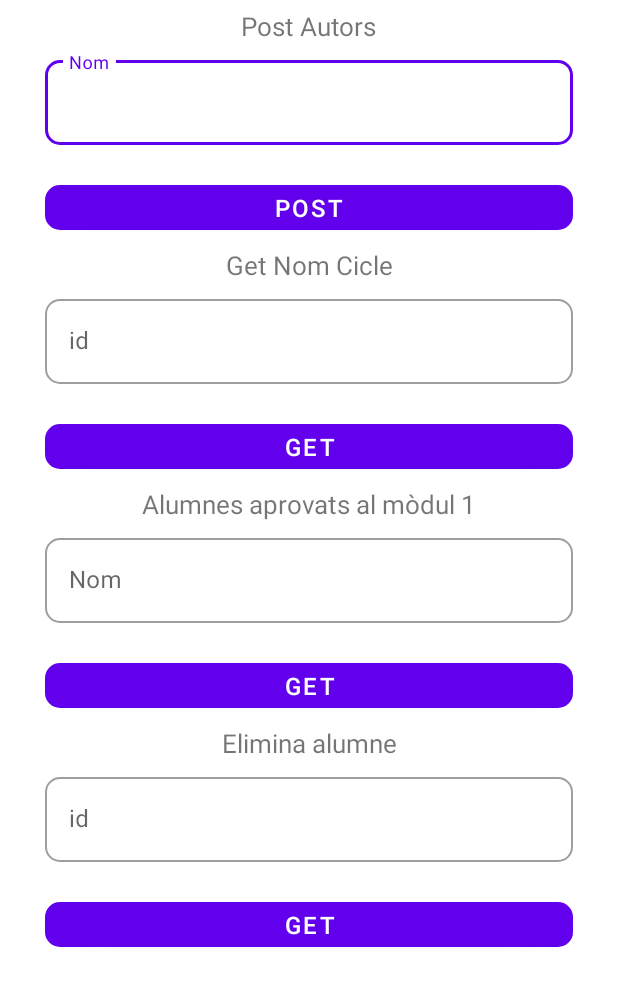
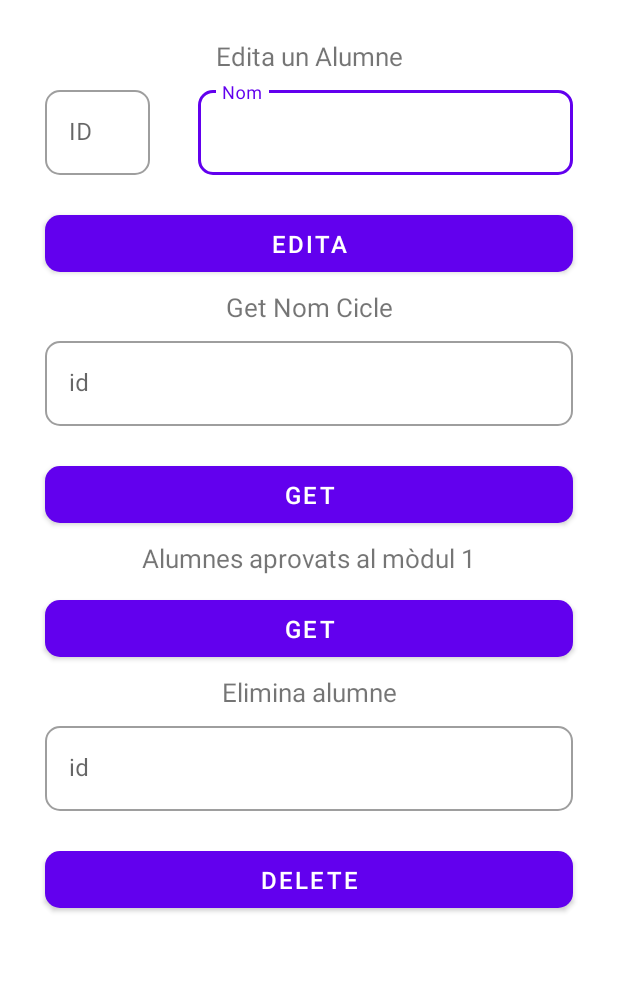
Before and after one commit to mcfl-uri/ExamenApi, an Android app: the layout fragment_actions.xml on its own in the app's theme, with its tools: preview values and no code run, on a phone screen of 412 x 824 dp. Shown: the top 986 px of the screen. Run offline under Robolectric (Android 15) with nearby library versions, the phone set to English and light mode, and no system bars.

Commit message:
editar i eliminar (commit anterior) alumne

```diff
--- a/app/src/main/res/layout/fragment_actions.xml
+++ b/app/src/main/res/layout/fragment_actions.xml
@@ -9,22 +9,21 @@
         tools:context=".ui.ActionsFragment">
 
         <TextView
-            android:id="@+id/postAutors"
+            android:id="@+id/editaAlumne"
             android:layout_width="wrap_content"
             android:layout_height="wrap_content"
-            android:layout_marginTop="5dp"
-            android:text="Post Autors"
+            android:layout_marginTop="25dp"
+            android:text="Edita un Alumne"
             android:textSize="17sp"
             app:layout_constraintEnd_toEndOf="parent"
             app:layout_constraintStart_toStartOf="parent"
             app:layout_constraintTop_toTopOf="parent" />
 
         <com.google.android.material.textfield.TextInputLayout
-            android:id="@+id/postInputGroup"
+            android:id="@+id/editaInputGroup"
             style="@style/Widget.MaterialComponents.TextInputLayout.OutlinedBox"
-            android:layout_width="match_parent"
+            android:layout_width="250dp"
             android:layout_height="wrap_content"
-            android:layout_marginStart="30dp"
             android:layout_marginTop="5dp"
             android:layout_marginEnd="30dp"
             app:boxCornerRadiusBottomEnd="10dp"
@@ -32,10 +31,11 @@
             app:boxCornerRadiusTopEnd="10dp"
             app:boxCornerRadiusTopStart="10dp"
             app:errorEnabled="true"
-            app:layout_constraintTop_toBottomOf="@+id/postAutors">
+            app:layout_constraintTop_toBottomOf="@+id/editaAlumne"
+            app:layout_constraintEnd_toEndOf="parent">
 
             <com.google.android.material.textfield.TextInputEditText
-                android:id="@+id/postInput"
+                android:id="@+id/editaInput"
                 android:layout_width="match_parent"
                 android:layout_height="wrap_content"
                 android:hint="Nom"
@@ -44,19 +44,44 @@
 
         </com.google.android.material.textfield.TextInputLayout>
 
+        <com.google.android.material.textfield.TextInputLayout
+            android:id="@+id/editaInputGroupId"
+            style="@style/Widget.MaterialComponents.TextInputLayout.OutlinedBox"
+            android:layout_width="70dp"
+            android:layout_height="wrap_content"
+            android:layout_marginStart="30dp"
+            android:layout_marginTop="5dp"
+            app:boxCornerRadiusBottomEnd="10dp"
+            app:boxCornerRadiusBottomStart="10dp"
+            app:boxCornerRadiusTopEnd="10dp"
+            app:boxCornerRadiusTopStart="10dp"
+            app:errorEnabled="true"
+            app:layout_constraintTop_toBottomOf="@+id/editaAlumne"
+            app:layout_constraintStart_toStartOf="parent">
+
+            <com.google.android.material.textfield.TextInputEditText
+                android:id="@+id/editaInputId"
+                android:layout_width="match_parent"
+                android:layout_height="wrap_content"
+                android:hint="ID"
+                android:imeOptions="actionDone"
+                android:inputType="text" />
+
+        </com.google.android.material.textfield.TextInputLayout>
+
         <com.google.android.material.button.MaterialButton
-            android:id="@+id/postButton"
+            android:id="@+id/editaButton"
             android:layout_width="match_parent"
             android:layout_height="wrap_content"
             android:layout_marginStart="30dp"
             android:layout_marginEnd="30dp"
-            android:minHeight="30dp"
-            android:text="POST"
+            android:minHeight="50dp"
+            android:text="EDITA"
             android:textAllCaps="false"
             android:textColor="@color/white"
             android:textSize="16sp"
             app:cornerRadius="10dp"
-            app:layout_constraintTop_toBottomOf="@id/postInputGroup" />
+            app:layout_constraintTop_toBottomOf="@id/editaInputGroup" />
 
         <TextView
             android:id="@+id/getNomCicle"
@@ -67,7 +92,7 @@
             android:textSize="17sp"
             app:layout_constraintEnd_toEndOf="parent"
             app:layout_constraintStart_toStartOf="parent"
-            app:layout_constraintTop_toBottomOf="@id/postButton" />
+            app:layout_constraintTop_toBottomOf="@id/editaButton" />
 
         <com.google.android.material.textfield.TextInputLayout
             android:id="@+id/getCicleInputGroup"
@@ -100,7 +125,7 @@
             android:layout_height="wrap_content"
             android:layout_marginStart="30dp"
             android:layout_marginEnd="30dp"
-            android:minHeight="30dp"
+            android:minHeight="50dp"
             android:text="GET"
             android:textAllCaps="false"
             android:textColor="@color/white"
@@ -119,44 +144,20 @@
             app:layout_constraintEnd_toEndOf="parent"
             app:layout_constraintStart_toStartOf="parent" />
 
-        <com.google.android.material.textfield.TextInputLayout
-            android:id="@+id/getAprovatsModul"
-            style="@style/Widget.MaterialComponents.TextInputLayout.OutlinedBox"
-            android:layout_width="match_parent"
-            android:layout_height="wrap_content"
-            android:layout_marginStart="30dp"
-            android:layout_marginTop="5dp"
-            android:layout_marginEnd="30dp"
-            app:boxCornerRadiusBottomEnd="10dp"
-            app:boxCornerRadiusBottomStart="10dp"
-            app:boxCornerRadiusTopEnd="10dp"
-            app:boxCornerRadiusTopStart="10dp"
-            app:errorEnabled="true"
-            app:layout_constraintTop_toBottomOf="@+id/alumnesAprovats">
-
-            <com.google.android.material.textfield.TextInputEditText
-                android:id="@+id/getAprovatsModulInput"
-                android:layout_width="match_parent"
-                android:layout_height="wrap_content"
-                android:hint="Nom"
-                android:imeOptions="actionDone"
-                android:inputType="text" />
-
-        </com.google.android.material.textfield.TextInputLayout>
-
         <com.google.android.material.button.MaterialButton
             android:id="@+id/getAprovatsButton"
             android:layout_width="match_parent"
             android:layout_height="wrap_content"
             android:layout_marginStart="30dp"
             android:layout_marginEnd="30dp"
-            android:minHeight="30dp"
+            android:minHeight="50dp"
             android:text="GET"
+            android:layout_marginTop="10dp"
             android:textAllCaps="false"
             android:textColor="@color/white"
             android:textSize="16sp"
             app:cornerRadius="10dp"
-            app:layout_constraintTop_toBottomOf="@id/getAprovatsModul" />
+            app:layout_constraintTop_toBottomOf="@id/alumnesAprovats" />
 
         <TextView
             android:id="@+id/deleteAlumne"
@@ -200,8 +201,8 @@
             android:layout_height="wrap_content"
             android:layout_marginStart="30dp"
             android:layout_marginEnd="30dp"
-            android:minHeight="30dp"
-            android:text="GET"
+            android:minHeight="50dp"
+            android:text="DELETE"
             android:textAllCaps="false"
             android:textColor="@color/white"
             android:textSize="16sp"
```
Also changed, not shown: app/src/main/java/cat/api/examenapi/api/ApiInterface.kt (+10 -6 lines), app/src/main/java/cat/api/examenapi/ui/ActionsFragment.kt (+58 -4 lines).
